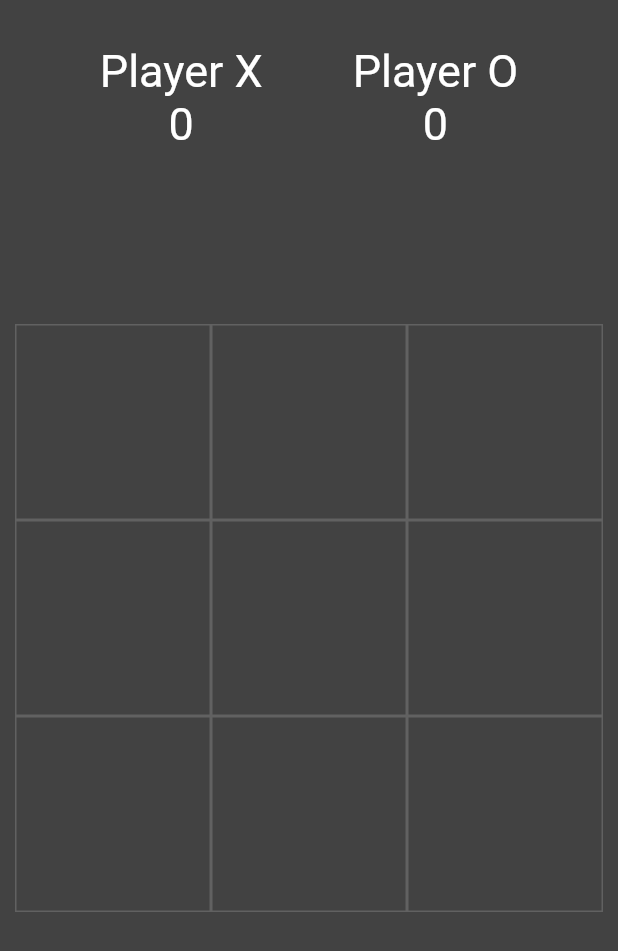
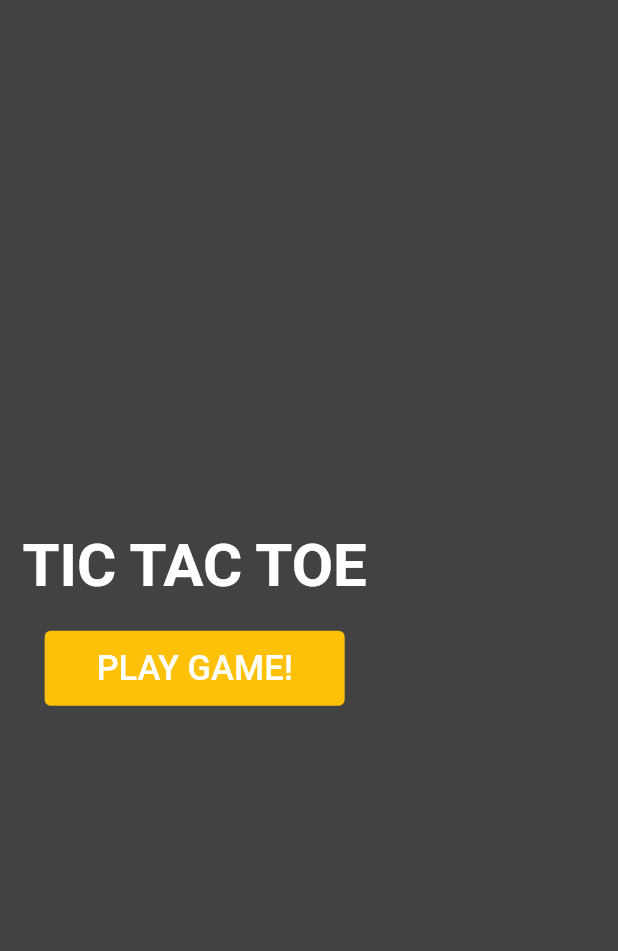
Before and after one commit to harshk461/Tic-Tac-Toe, a Flutter app: the screen it shows after launch, on a phone screen of 412 x 824 dp. Shown: the top 951 px of the screen. Run offline on Flutter 3.47's test engine with Material 2 defaults, Android fonts, the phone set to English and light mode, and no system bars; our stand-ins replace google_fonts.

Commit message:
partially completed

```diff
--- a/lib/main.dart
+++ b/lib/main.dart
@@ -1,8 +1,8 @@
 import 'package:flutter/material.dart';
-import 'package:tic_tac_toe/screens/home.dart';
+import 'package:tic_tac_toe/screens/splashScreen.dart';
 
 void main() {
-  runApp(MyApp());
+  runApp(const MyApp());
 }
 
 class MyApp extends StatelessWidget {
@@ -10,9 +10,9 @@ class MyApp extends StatelessWidget {
 
   @override
   Widget build(BuildContext context) {
-    return MaterialApp(
+    return const MaterialApp(
       debugShowCheckedModeBanner: false,
-      home: Home(),
+      home: SplashScreen(),
     );
   }
 }
--- a/lib/screens/home.dart
+++ b/lib/screens/home.dart
@@ -1,4 +1,6 @@
 import 'package:flutter/material.dart';
+// ignore: unused_import
+import 'package:google_fonts/google_fonts.dart';
 
 class Home extends StatefulWidget {
   const Home({super.key});
@@ -12,7 +14,99 @@ class _HomeState extends State<Home> {
   bool ohTurn = true; //first player is started with O
   int filedBox = 0;
 
-  var myTextStyle = TextStyle(fontSize: 30.0, color: Colors.white);
+  var myTextStyle = const TextStyle(fontSize: 30.0, color: Colors.white);
+
+  int ohscore = 0;
+  int oxscore = 0;
+
+  @override
+  Widget build(BuildContext context) {
+    return Scaffold(
+      backgroundColor: Colors.grey[800],
+      body: SafeArea(
+        child: Column(
+          children: [
+            Expanded(
+              child: Row(
+                mainAxisAlignment: MainAxisAlignment.center,
+                crossAxisAlignment: CrossAxisAlignment.center,
+                children: [
+                  Padding(
+                    padding: const EdgeInsets.all(30.0),
+                    child: Column(
+                      children: [
+                        Text("Player X", style: myTextStyle),
+                        Text(oxscore.toString(), style: myTextStyle),
+                      ],
+                    ),
+                  ),
+                  Padding(
+                    padding: const EdgeInsets.all(30.0),
+                    child: Column(
+                      children: [
+                        Text("Player O", style: myTextStyle),
+                        Text(ohscore.toString(), style: myTextStyle),
+                      ],
+                    ),
+                  )
+                ],
+              ),
+            ),
+            Expanded(
+              flex: 3,
+              child: Padding(
+                padding: const EdgeInsets.all(10.0),
+                child: GridView.builder(
+                  itemCount: 9,
+                  gridDelegate: const SliverGridDelegateWithFixedCrossAxisCount(
+                      crossAxisCount: 3),
+                  itemBuilder: (context, index) {
+                    return GestureDetector(
+                      onTap: () {
+                        _tapped(index);
+                      },
+                      child: Container(
+                        decoration: BoxDecoration(
+                          border: Border.all(color: Colors.grey.shade700),
+                        ),
+                        child: Center(
+                          child: Text(
+                            displayExOh[index],
+                            style: const TextStyle(
+                              fontSize: 40.0,
+                              color: Colors.white,
+                            ),
+                          ),
+                        ),
+                      ),
+                    );
+                  },
+                ),
+              ),
+            ),
+            Expanded(
+              child: Column(
+                children: [
+                  Text(
+                    "TIC TAC TOE",
+                    style: myTextStyle,
+                  ),
+                  const SizedBox(
+                    height: 20.0,
+                  ),
+                  Text(
+                    "@CREATEDBYHARSH",
+                    style: myTextStyle,
+                  ),
+                ],
+              ),
+            )
+          ],
+        ),
+      ),
+    );
+  }
+
   void _tapped(int index) {
     setState(() {
       if (ohTurn && displayExOh[index] == '') {
@@ -92,7 +186,7 @@ class _HomeState extends State<Home> {
                   _clearBoard();
                   Navigator.of(context).pop();
                 },
-                child: Text("Play Again"))
+                child: const Text("Play Again"))
           ],
         );
       },
@@ -114,14 +208,14 @@ class _HomeState extends State<Home> {
       barrierDismissible: false,
       builder: (context) {
         return AlertDialog(
-          title: Text("DRAW!"),
+          title: const Text("DRAW!"),
           actions: [
             ElevatedButton(
                 onPressed: () {
                   _clearBoard();
                   Navigator.of(context).pop();
                 },
-                child: Text("Play Again"))
+                child: const Text("Play Again"))
           ],
         );
       },
@@ -136,78 +230,4 @@ class _HomeState extends State<Home> {
     }
     filedBox = 0;
   }
-
-  int ohscore = 0;
-  int oxscore = 0;
-  @override
-  Widget build(BuildContext context) {
-    return Scaffold(
-      backgroundColor: Colors.grey[800],
-      body: SafeArea(
-        child: Column(
-          children: [
-            Expanded(
-              child: Container(
-                child: Row(
-                  mainAxisAlignment: MainAxisAlignment.center,
-                  children: [
-                    Padding(
-                      padding: const EdgeInsets.all(30.0),
-                      child: Column(
-                        children: [
-                          Text("Player X", style: myTextStyle),
-                          Text(oxscore.toString(), style: myTextStyle),
-                        ],
-                      ),
-                    ),
-                    Padding(
-                      padding: const EdgeInsets.all(30.0),
-                      child: Column(
-                        children: [
-                          Text("Player O", style: myTextStyle),
-                          Text(ohscore.toString(), style: myTextStyle),
-                        ],
-                      ),
-                    )
-                  ],
-                ),
-              ),
-            ),
-            Expanded(
-              flex: 3,
-              child: Padding(
-                padding: const EdgeInsets.all(10.0),
-                child: GridView.builder(
-                  itemCount: 9,
-                  gridDelegate: SliverGridDelegateWithFixedCrossAxisCount(
-                      crossAxisCount: 3),
-                  itemBuilder: (context, index) {
-                    return GestureDetector(
-                      onTap: () {
-                        _tapped(index);
-                      },
-                      child: Container(
-                        decoration: BoxDecoration(
-                          border: Border.all(color: Colors.grey.shade700),
-                        ),
-                        child: Center(
-                          child: Text(
-                            displayExOh[index],
-                            style: TextStyle(
-                              fontSize: 40.0,
-                              color: Colors.white,
-                            ),
-                          ),
-                        ),
-                      ),
-                    );
-                  },
-                ),
-              ),
-            ),
-          ],
-        ),
-      ),
-    );
-  }
 }
--- /dev/null
+++ b/lib/screens/splashScreen.dart
@@ -0,0 +1,59 @@
+import 'package:flutter/material.dart';
+import 'package:tic_tac_toe/screens/home.dart';
+
+class SplashScreen extends StatelessWidget {
+  const SplashScreen({super.key});
+
+  @override
+  Widget build(BuildContext context) {
+    return Scaffold(
+      backgroundColor: Colors.grey[800],
+      body: SafeArea(
+        child: Padding(
+          padding: const EdgeInsets.all(15.0),
+          child: Column(
+            mainAxisAlignment: MainAxisAlignment.center,
+            crossAxisAlignment: CrossAxisAlignment.center,
+            children: [
+              const Text(
+                "TIC TAC TOE",
+                style: TextStyle(
+                  fontSize: 40.0,
+                  color: Colors.white,
+                  fontWeight: FontWeight.w600,
+                ),
+              ),
+              const SizedBox(
+                height: 20.0,
+              ),
+              SizedBox(
+                width: 200.0,
+                height: 50.0,
+                child: ElevatedButton(
+                  style: ElevatedButton.styleFrom(
+                    elevation: 0.0,
+                    backgroundColor: Colors.amber,
+                  ),
+                  onPressed: () {
+                    Navigator.push(
+                      context,
+                      MaterialPageRoute(
+                        builder: (context) => const Home(),
+                      ),
+                    );
+                  },
+                  child: const Text(
+                    "PLAY GAME!",
+                    style: TextStyle(
+                      fontSize: 23.0,
+                    ),
+                  ),
+                ),
+              ),
+            ],
+          ),
+        ),
+      ),
+    );
+  }
+}
--- a/pubspec.yaml
+++ b/pubspec.yaml
@@ -35,6 +35,8 @@ dependencies:
   # The following adds the Cupertino Icons font to your application.
   # Use with the CupertinoIcons class for iOS style icons.
   cupertino_icons: ^1.0.2
+  google_fonts: ^3.0.1
+  avatar_glow: ^2.0.2
 
 dev_dependencies:
   flutter_test:
```
Also changed, not shown: pubspec.lock, 1 other file.
